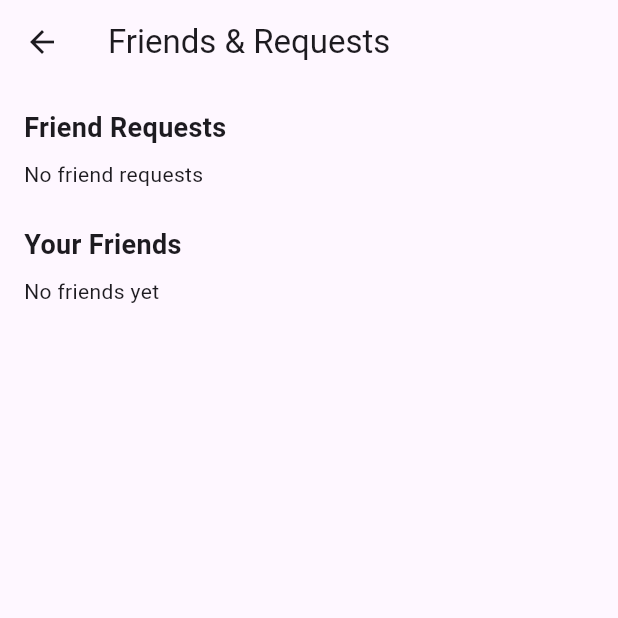
After one commit to bustedchickn/mypantry, a Flutter app: the FriendsPage screen opened by its route, on a phone screen of 412 x 824 dp, the top half of it. The commit adds this screen. Run offline on Flutter 3.47's test engine with Material 3 defaults, Android fonts, the phone set to English and light mode, and no system bars; our stand-ins replace cloud_firestore, firebase_auth, firebase_core, qr_flutter; missing offline and left inert: mobile_scanner; accounts and stored records are empty; network calls fail.

Commit message:
friend requesting

```diff
--- /dev/null
+++ b/my_pantry/lib/friend.dart
@@ -0,0 +1,125 @@
+import 'package:flutter/material.dart';
+import 'package:cloud_firestore/cloud_firestore.dart';
+import 'package:firebase_auth/firebase_auth.dart';
+import 'package:qr_flutter/qr_flutter.dart';
+import 'package:my_pantry/qrcode.dart';
+
+class FriendsPage extends StatelessWidget {
+  const FriendsPage({super.key});
+
+  Future<String?> _getFriendName(String uid) async {
+    final doc = await FirebaseFirestore.instance.collection('users').doc(uid).get();
+    return doc.data()?['name'] ?? uid;
+  }
+
+  Future<void> acceptFriendRequest(String requesterId) async {
+    final myId = FirebaseAuth.instance.currentUser!.uid;
+
+    await FirebaseFirestore.instance.collection('users').doc(myId).update({
+      'friends': FieldValue.arrayUnion([requesterId])
+    });
+
+    await FirebaseFirestore.instance.collection('users').doc(requesterId).update({
+      'friends': FieldValue.arrayUnion([myId])
+    });
+
+    await FirebaseFirestore.instance
+        .collection('users')
+        .doc(myId)
+        .collection('friendRequests')
+        .doc(requesterId)
+        .delete();
+  }
+
+  Future<List<String>> _getFriendIds(String uid) async {
+    final doc = await FirebaseFirestore.instance.collection('users').doc(uid).get();
+    final data = doc.data();
+    if (data == null || data['friends'] == null) return [];
+    return List<String>.from(data['friends']);
+  }
+
+  @override
+  Widget build(BuildContext context) {
+    final myId = FirebaseAuth.instance.currentUser!.uid;
+
+    return Scaffold(
+      appBar: AppBar(title: const Text('Friends & Requests')),
+      body: Padding(
+        padding: const EdgeInsets.all(16),
+        child: Column(
+          crossAxisAlignment: CrossAxisAlignment.start,
+          children: [
+            const Text('Friend Requests', style: TextStyle(fontSize: 18, fontWeight: FontWeight.bold)),
+            const SizedBox(height: 8),
+            StreamBuilder<QuerySnapshot>(
+              stream: FirebaseFirestore.instance
+                  .collection('users')
+                  .doc(myId)
+                  .collection('friendRequests')
+                  .orderBy('timestamp', descending: true)
+                  .snapshots(),
+              builder: (context, snapshot) {
+                if (!snapshot.hasData) return const CircularProgressIndicator();
+                final requests = snapshot.data!.docs;
+
+                if (requests.isEmpty) return const Text('No friend requests');
+
+                return ListView.builder(
+                  shrinkWrap: true,
+                  itemCount: requests.length,
+                  itemBuilder: (context, index) {
+                    final requesterId = requests[index].id;
+                    return FutureBuilder<String?>(
+                      future: _getFriendName(requesterId),
+                      builder: (context, nameSnapshot) {
+                        final name = nameSnapshot.data ?? requesterId;
+                        return ListTile(
+                          title: Text(name),
+                          subtitle: Text(requesterId),
+                          trailing: ElevatedButton(
+                            onPressed: () => acceptFriendRequest(requesterId),
+                            child: const Text('Accept'),
+                          ),
+                        );
+                      },
+                    );
+                  },
+                );
+              },
+            ),
+            const SizedBox(height: 24),
+            const Text('Your Friends', style: TextStyle(fontSize: 18, fontWeight: FontWeight.bold)),
+            const SizedBox(height: 8),
+            FutureBuilder<List<String>>(
+              future: _getFriendIds(myId),
+              builder: (context, snapshot) {
+                if (!snapshot.hasData) return const CircularProgressIndicator();
+                final friendIds = snapshot.data!;
+
+                if (friendIds.isEmpty) return const Text('No friends yet');
+
+                return ListView.builder(
+                  shrinkWrap: true,
+                  itemCount: friendIds.length,
+                  itemBuilder: (context, index) {
+                    final friendId = friendIds[index];
+                    return FutureBuilder<String?>(
+                      future: _getFriendName(friendId),
+                      builder: (context, nameSnapshot) {
+                        final name = nameSnapshot.data ?? friendId;
+                        return ListTile(
+                          title: Text(name),
+                          subtitle: Text(friendId),
+                        );
+                      },
+                    );
+                  },
+                );
+              },
+            ),
+          ],
+        ),
+      ),
+    );
+  }
+}
--- a/my_pantry/lib/main.dart
+++ b/my_pantry/lib/main.dart
@@ -10,6 +10,7 @@ import 'package:my_pantry/sign_in.dart';
 import 'package:my_pantry/sign_up.dart';
 import 'package:my_pantry/account.dart';
 import 'package:my_pantry/qrcode.dart';
+import 'package:my_pantry/friend.dart';
 
 
 void main() async {
@@ -41,6 +42,7 @@ class MyPantryApp extends StatelessWidget {
       // on the Welcome page.
       home: const AuthWrapper(),
       routes: {
+        '/friends': (context) => const FriendsPage(),
         '/sign_in': (context) => const SignInPage(),
         '/sign_up': (context) => const SignUpPage(),
         '/pantry': (context) => const PantryPage(),
--- a/my_pantry/lib/pantry.dart
+++ b/my_pantry/lib/pantry.dart
@@ -325,6 +325,12 @@ class _PantryPageState extends State<PantryPage>
                 Navigator.pushNamed(context, '/ai');
               },
             ),
+            ListTile(
+              title: const Text('Friends'),
+              onTap: () {
+                Navigator.pushNamed(context, '/friends');
+              },
+            ),
 
             ListTile(
               title: const Text('Settings'),
--- a/my_pantry/lib/shopping.dart
+++ b/my_pantry/lib/shopping.dart
@@ -377,6 +377,12 @@ class _ShoppingListPageState extends State<ShoppingListPage> {
                 Navigator.pushNamed(context, '/ai');
               },
             ),
+            ListTile(
+              title: const Text('Friends'),
+              onTap: () {
+                Navigator.pushNamed(context, '/friends');
+              },
+            ),
 
             ListTile(title: const Text('Settings'), onTap: () {
               Navigator.pushNamed(context, '/settings');
```
Also changed, not shown: my_pantry/lib/account.dart (+53 -60 lines).
